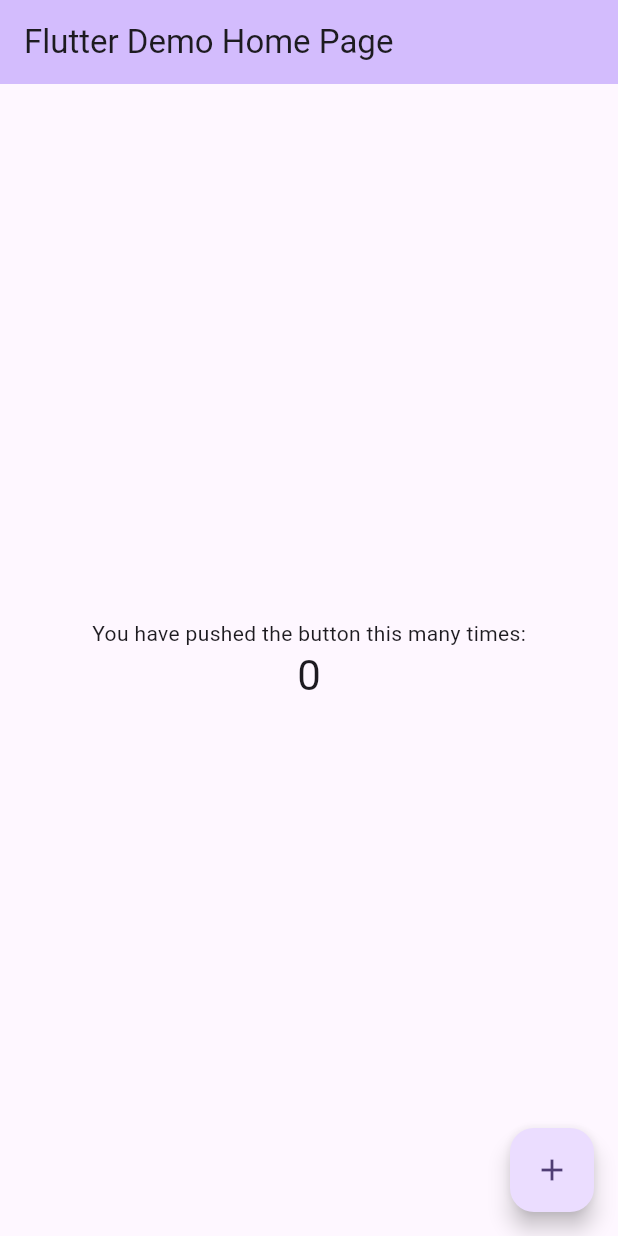
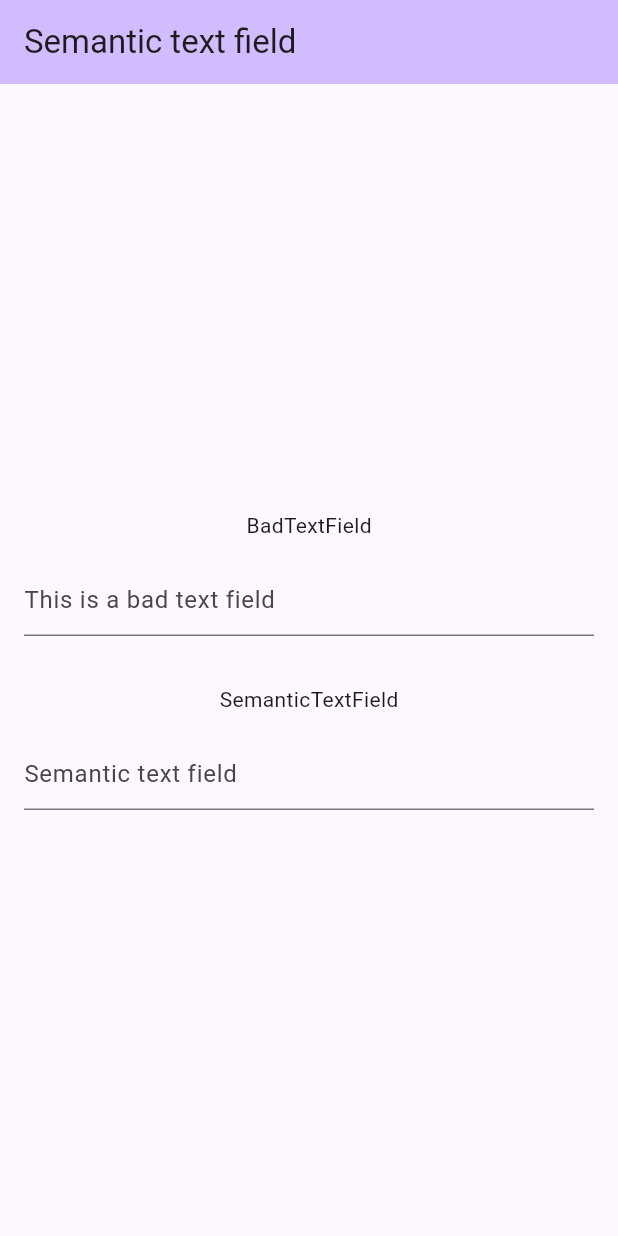
Before and after one commit to s17476/semantic_text_field, a Flutter app: the screen it shows after launch, on a phone screen of 412 x 824 dp. Run offline on Flutter 3.47's test engine with Material 3 defaults, Android fonts, the light colour scheme and no system bars.

Commit message:
SemanticTextField added

```diff
--- a/lib/main.dart
+++ b/lib/main.dart
@@ -1,4 +1,5 @@
 import 'package:flutter/material.dart';
+import 'package:semantic_text_field/semantic_text_field.dart';
 
 void main() {
   runApp(const MyApp());
@@ -7,119 +8,56 @@
 class MyApp extends StatelessWidget {
   const MyApp({super.key});
 
-  // This widget is the root of your application.
   @override
   Widget build(BuildContext context) {
     return MaterialApp(
       title: 'Flutter Demo',
       theme: ThemeData(
-        // This is the theme of your application.
-        //
-        // TRY THIS: Try running your application with "flutter run". You'll see
-        // the application has a purple toolbar. Then, without quitting the app,
-        // try changing the seedColor in the colorScheme below to Colors.green
-        // and then invoke "hot reload" (save your changes or press the "hot
-        // reload" button in a Flutter-supported IDE, or press "r" if you used
-        // the command line to start the app).
-        //
-        // Notice that the counter didn't reset back to zero; the application
-        // state is not lost during the reload. To reset the state, use hot
-        // restart instead.
-        //
-        // This works for code too, not just values: Most code changes can be
-        // tested with just a hot reload.
         colorScheme: ColorScheme.fromSeed(seedColor: Colors.deepPurple),
         useMaterial3: true,
       ),
-      home: const MyHomePage(title: 'Flutter Demo Home Page'),
+      home: const MyHomePage(),
     );
   }
 }
 
 class MyHomePage extends StatefulWidget {
-  const MyHomePage({super.key, required this.title});
-
-  // This widget is the home page of your application. It is stateful, meaning
-  // that it has a State object (defined below) that contains fields that affect
-  // how it looks.
-
-  // This class is the configuration for the state. It holds the values (in this
-  // case the title) provided by the parent (in this case the App widget) and
-  // used by the build method of the State. Fields in a Widget subclass are
-  // always marked "final".
-
-  final String title;
+  const MyHomePage({super.key});
 
   @override
   State<MyHomePage> createState() => _MyHomePageState();
 }
 
 class _MyHomePageState extends State<MyHomePage> {
-  int _counter = 0;
-
-  void _incrementCounter() {
-    setState(() {
-      // This call to setState tells the Flutter framework that something has
-      // changed in this State, which causes it to rerun the build method below
-      // so that the display can reflect the updated values. If we changed
-      // _counter without calling setState(), then the build method would not be
-      // called again, and so nothing would appear to happen.
-      _counter++;
-    });
-  }
-
   @override
   Widget build(BuildContext context) {
-    // This method is rerun every time setState is called, for instance as done
-    // by the _incrementCounter method above.
-    //
-    // The Flutter framework has been optimized to make rerunning build methods
-    // fast, so that you can just rebuild anything that needs updating rather
-    // than having to individually change instances of widgets.
     return Scaffold(
       appBar: AppBar(
-        // TRY THIS: Try changing the color here to a specific color (to
-        // Colors.amber, perhaps?) and trigger a hot reload to see the AppBar
-        // change color while the other colors stay the same.
         backgroundColor: Theme.of(context).colorScheme.inversePrimary,
-        // Here we take the value from the MyHomePage object that was created by
-        // the App.build method, and use it to set our appbar title.
-        title: Text(widget.title),
+        title: const Text('Semantic text field'),
       ),
-      body: Center(
-        // Center is a layout widget. It takes a single child and positions it
-        // in the middle of the parent.
+      body: const Center(
+        child: Padding(
+          padding: EdgeInsets.all(16.0),
           child: Column(
-          // Column is also a layout widget. It takes a list of children and
-          // arranges them vertically. By default, it sizes itself to fit its
-          // children horizontally, and tries to be as tall as its parent.
-          //
-          // Column has various properties to control how it sizes itself and
-          // how it positions its children. Here we use mainAxisAlignment to
-          // center the children vertically; the main axis here is the vertical
-          // axis because Columns are vertical (the cross axis would be
-          // horizontal).
-          //
-          // TRY THIS: Invoke "debug painting" (choose the "Toggle Debug Paint"
-          // action in the IDE, or press "p" in the console), to see the
-          // wireframe for each widget.
             mainAxisAlignment: MainAxisAlignment.center,
             children: <Widget>[
-            const Text(
-              'You have pushed the button this many times:',
+              Text('BadTextField'),
+              SizedBox(height: 16),
+              TextField(
+                decoration:
+                    InputDecoration(hintText: 'This is a bad text field'),
               ),
-            Text(
-              '$_counter',
-              style: Theme.of(context).textTheme.headlineMedium,
+              SizedBox(height: 32),
+              Text('SemanticTextField'),
+              SizedBox(height: 16),
+              SemanticTextField(
+                decoration: InputDecoration(hintText: 'Semantic text field'),
               ),
             ],
           ),
         ),
-      floatingActionButton: FloatingActionButton(
-        onPressed: _incrementCounter,
-        tooltip: 'Increment',
-        child: const Icon(Icons.add),
-      ), // This trailing comma makes auto-formatting nicer for build methods.
+      ),
     );
   }
 }
--- /dev/null
+++ b/lib/semantic_text_field.dart
@@ -0,0 +1,82 @@
+import 'dart:io';
+
+import 'package:flutter/material.dart';
+
+class SemanticTextField extends StatefulWidget {
+  const SemanticTextField({
+    Key? key,
+    this.decoration,
+    this.controller,
+    this.onChanged,
+  }) : super(key: key);
+
+  final InputDecoration? decoration;
+  final TextEditingController? controller;
+  final Function(String)? onChanged;
+
+  @override
+  State<SemanticTextField> createState() => _SemanticTextFieldState();
+}
+
+class _SemanticTextFieldState extends State<SemanticTextField> {
+  late final TextEditingController _textEditingController;
+  final FocusNode _focusNode = FocusNode();
+  bool _isKeyboardVisible = false;
+
+  String? _getSemanticLabel() {
+    if (Platform.isAndroid) {
+      return null;
+    }
+
+    // Add translations here
+    final textFieldLabel = 'Pole textowe';
+    final editingLabel = 'Edycja';
+    final doubleTapLabel = 'Stuknij dwukrotnie aby edytować';
+
+    var label = _textEditingController.text.isEmpty
+        ? widget.decoration?.hintText ?? ''
+        : '';
+    label += ';$textFieldLabel';
+    label += ';${_isKeyboardVisible ? editingLabel : doubleTapLabel}';
+
+    return label;
+  }
+
+  @override
+  void initState() {
+    _textEditingController = widget.controller ?? TextEditingController();
+    _focusNode.addListener(() {
+      setState(() {
+        _isKeyboardVisible = _focusNode.hasFocus;
+      });
+    });
+    super.initState();
+  }
+
+  @override
+  void dispose() {
+    _textEditingController.dispose();
+    _focusNode.dispose();
+    super.dispose();
+  }
+
+  @override
+  Widget build(BuildContext context) {
+    return Semantics(
+      value: Platform.isIOS ? _textEditingController.text : null,
+      label: _getSemanticLabel(),
+      child: ExcludeSemantics(
+        excluding: Platform.isIOS,
+        child: TextField(
+          controller: _textEditingController,
+          focusNode: _focusNode,
+          decoration: widget.decoration ?? const InputDecoration(),
+          onChanged: (value) {
+            setState(() {});
+            widget.onChanged?.call(value);
+          },
+        ),
+      ),
+    );
+  }
+}
```
Lines whose indentation alone changed are shown as unchanged.
